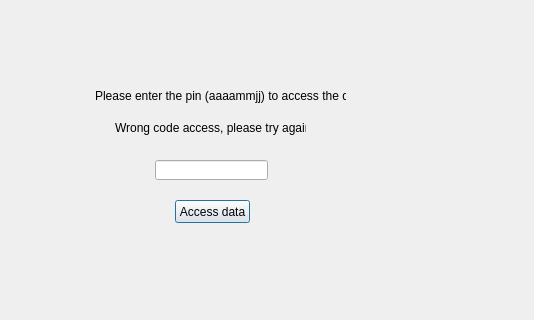
First picture: the form in dialogpinaccess.ui, repository LauraHagege/QTDesignerProject, before the edit; both pictures show x 95 to 629 and y 0 to 320 of the 629 by 440 pixel window.
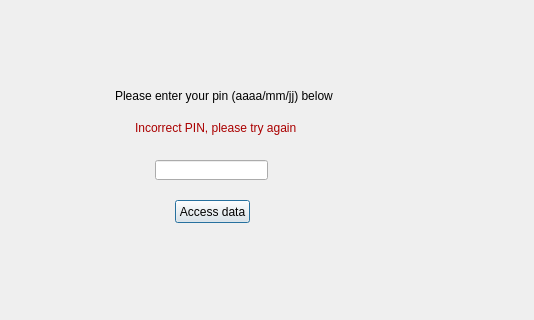
Second picture: the form after the edit.

The edit to the form file:
```diff
--- a/dialogpinaccess.ui
+++ b/dialogpinaccess.ui
@@ -16,14 +16,14 @@
   <widget class="QLabel" name="label">
    <property name="geometry">
     <rect>
-     <x>190</x>
+     <x>210</x>
      <y>60</y>
-     <width>251</width>
+     <width>271</width>
      <height>71</height>
     </rect>
    </property>
    <property name="text">
-    <string>Please enter the pin (aaaammjj) to access the data</string>
+    <string>Please enter your pin (aaaa/mm/jj) below</string>
    </property>
   </widget>
   <widget class="QLineEdit" name="password">
@@ -52,14 +52,14 @@
   <widget class="QLabel" name="wrongPin">
    <property name="geometry">
     <rect>
-     <x>210</x>
+     <x>230</x>
      <y>120</y>
-     <width>191</width>
+     <width>161</width>
      <height>16</height>
     </rect>
    </property>
    <property name="text">
-    <string>Wrong code access, please try again!</string>
+    <string>&lt;html&gt;&lt;head/&gt;&lt;body&gt;&lt;p&gt;&lt;span style=&quot; color:#aa0000;&quot;&gt;Incorrect PIN, please try again&lt;/span&gt;&lt;/p&gt;&lt;/body&gt;&lt;/html&gt;</string>
    </property>
   </widget>
  </widget>
```
